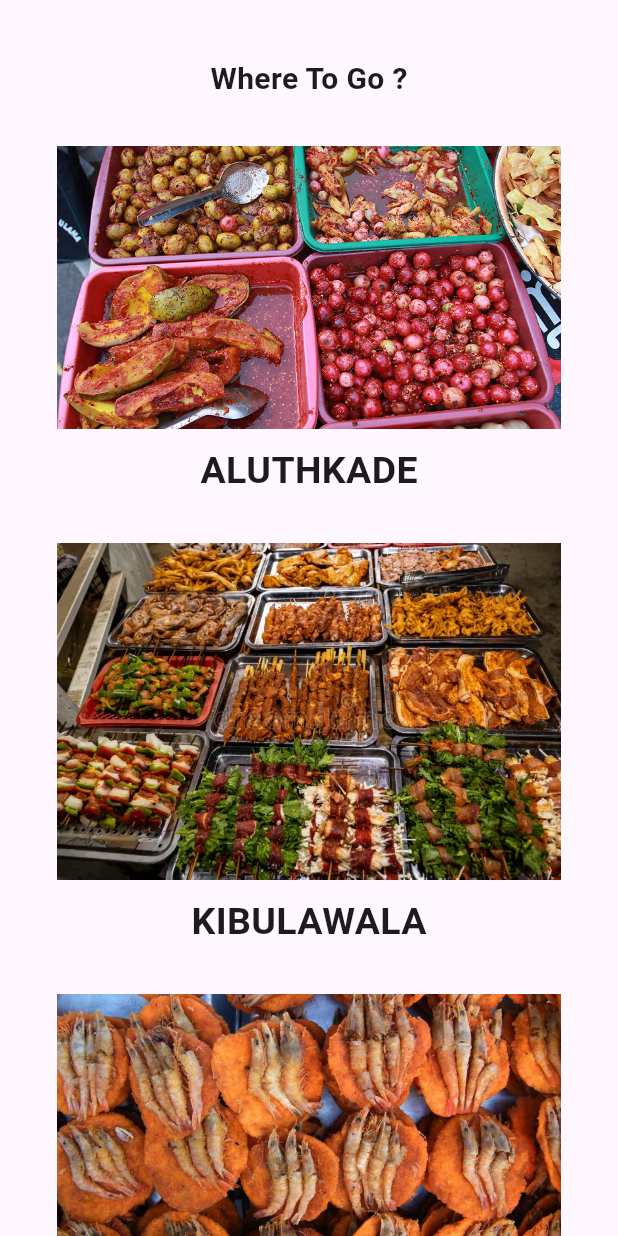
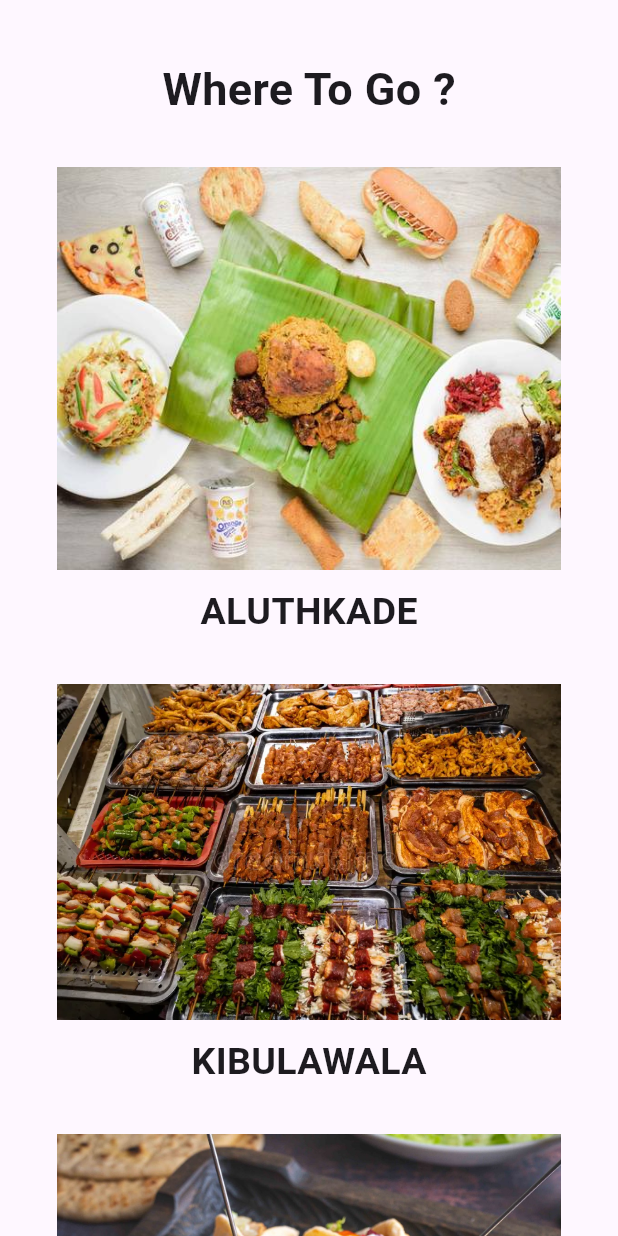
Before and after one commit to sachithrakalani/street-food-project, a Flutter app: the HomePage screen opened directly, on a phone screen of 412 x 824 dp. Run offline on Flutter 3.47's test engine with Material 3 defaults, Android fonts, the phone set to English and light mode, and no system bars; our stand-ins replace cloud_firestore, firebase_auth, firebase_core, flutter_rating_bar, fluttertoast, google_maps_flutter; accounts and stored records are empty.

Commit message:
Add background image and Placeseholder images

```diff
--- a/lib/aluthkadeProfilePage.dart
+++ b/lib/aluthkadeProfilePage.dart
@@ -82,7 +82,7 @@ class _AluthkadeProfilePageState extends State<AluthkadeProfilePage> {
                               leading: const CircleAvatar(
                                 maxRadius: 40,
                                 backgroundImage:
-                                    AssetImage('assets/images/doctor.jpeg'),
+                                    AssetImage('assets/images/back10.jpeg'),
                               ),
                               title:Text(
                                 'Shop Name: $ShopName',
--- a/lib/aluthkadeSingleShopPage.dart
+++ b/lib/aluthkadeSingleShopPage.dart
@@ -2,6 +2,7 @@ import 'package:flutter/material.dart';
 import 'package:cloud_firestore/cloud_firestore.dart';
 import 'package:street_food/addFoodItemsAluthkade.dart';
 import 'package:street_food/addReviewsAluthkade.dart';
+import 'package:street_food/const.dart';
 class AluthkadeSinglePage extends StatefulWidget {
   final Map<String, dynamic> aluthkadeData;
   const AluthkadeSinglePage({Key? key, required this.aluthkadeData}) : super(key: key);
@@ -54,7 +55,7 @@ class _AluthkadeSinglePageState extends State<AluthkadeSinglePage> {
 
     return Scaffold(
       appBar: AppBar(
-        backgroundColor: Colors.yellow,
+        backgroundColor: kBgcolor,
         title: Text('Shop Details'),
       ),
       body: Padding(
@@ -67,7 +68,7 @@ class _AluthkadeSinglePageState extends State<AluthkadeSinglePage> {
                 children: [
                   const CircleAvatar(
                     radius: 130,
-                    backgroundImage: AssetImage('assets/images/pethouse.jpeg'),
+                    backgroundImage: AssetImage('assets/images/back10.jpeg'),
                   ),
                   _buildDetailItem('Shop Name', aluthkadeData['ShopName']),
                   _buildDetailItem('Address', aluthkadeData['Eddress']),
--- a/lib/galleFortProfilePage.dart
+++ b/lib/galleFortProfilePage.dart
@@ -82,7 +82,7 @@ class _GalleFortProfilePageState extends State<GalleFortProfilePage> {
                               leading: const CircleAvatar(
                                 maxRadius: 40,
                                 backgroundImage:
-                                    AssetImage('assets/images/doctor.jpeg'),
+                                    AssetImage('assets/images/back10.jpeg'),
                               ),
                               title:Text(
                                 'Shop Name: $ShopName',
--- a/lib/galleFortSingleShopPage.dart
+++ b/lib/galleFortSingleShopPage.dart
@@ -2,6 +2,7 @@ import 'package:flutter/material.dart';
 import 'package:cloud_firestore/cloud_firestore.dart';
 import 'package:street_food/addFoodItemsGalleFort.dart';
 import 'package:street_food/addReviewsGalleFort.dart';
+import 'package:street_food/const.dart';
 
 class GalleFortSinglePage extends StatefulWidget {
   final Map<String, dynamic> galleFortData;
@@ -55,7 +56,7 @@ class _GalleFortSinglePageState extends State<GalleFortSinglePage> {
 
     return Scaffold(
       appBar: AppBar(
-        backgroundColor: Colors.yellow,
+        backgroundColor: kBgcolor,
         title: Text('Shop Details'),
       ),
       body: Padding(
@@ -68,7 +69,7 @@ class _GalleFortSinglePageState extends State<GalleFortSinglePage> {
                 children: [
                   const CircleAvatar(
                     radius: 130,
-                    backgroundImage: AssetImage('assets/images/pethouse.jpeg'),
+                    backgroundImage: AssetImage('assets/images/back10.jpeg'),
                   ),
                   _buildDetailItem('Bording Name', galleFortData['ShopName']),
                   _buildDetailItem('address', galleFortData['Eddress']),
--- a/lib/homePage.dart
+++ b/lib/homePage.dart
@@ -1,5 +1,6 @@
 import 'package:flutter/material.dart';
 import 'package:street_food/aluthkadeProfilePage.dart';
+import 'package:street_food/const.dart';
 import 'package:street_food/galleFortProfilePage.dart';
 import 'package:street_food/kibulawelaProfilePage.dart';
 
@@ -27,7 +28,7 @@ class _HomePageState extends State<HomePage> {
                       'Where To Go ?',
                       style: TextStyle(
                         fontWeight: FontWeight.bold,
-                        fontSize: 20
+                        fontSize: 30
                       ),
                     ),
                     const SizedBox(height: 30,),
@@ -42,7 +43,7 @@ class _HomePageState extends State<HomePage> {
                           ),
                         );
                       },
-                      child: Image.asset('assets/images/ho2.jpg'),
+                      child: Image.asset('assets/images/back3.jpeg'),
                     ),
                     const SizedBox(height: 10,),
                     const Text(
@@ -84,7 +85,7 @@ class _HomePageState extends State<HomePage> {
                           ),
                         );
                       },
-                      child: Image.asset('assets/images/ho3.jpg'),
+                      child: Image.asset('assets/images/back11.jpeg'),
                     ),
                     const SizedBox(height: 10,),
                     const Text(
@@ -92,7 +93,38 @@ class _HomePageState extends State<HomePage> {
                         fontWeight: FontWeight.bold,
                         fontSize: 25,
                       ),
-                    )
+                    ),
+                    const SizedBox(height: 30,),
+                    const Divider(color:kbappbarcolor),
+                    const SizedBox(height: 20,),
+                    const Text(
+                      'Food Categorys',
+                      style: TextStyle(
+                        fontWeight: FontWeight.bold,
+                        fontSize: 30
+                      ),
+                    ),
+                    const SizedBox(height: 30,),
+                    InkWell(
+                      onTap: () {
+
+                      },
+                      child: Image.asset('assets/images/back14.jpeg'),
+                    ),
+                    const SizedBox(height: 50,),
+                    InkWell(
+                      onTap: () {
+
+                      },
+                      child: Image.asset('assets/images/back13.jpeg',),
+                    ),
+                    const SizedBox(height: 50,),
+                    InkWell(
+                      onTap: () {
+
+                      },
+                      child: Image.asset('assets/images/back12.jpeg'),
+                    ),
                   ],
                 ),
               )
--- a/lib/kibulawelaProfilePage.dart
+++ b/lib/kibulawelaProfilePage.dart
@@ -82,7 +82,7 @@ class _KibulawelaProfilePageState extends State<KibulawelaProfilePage> {
                               leading: const CircleAvatar(
                                 maxRadius: 40,
                                 backgroundImage:
-                                    AssetImage('assets/images/doctor.jpeg'),
+                                    AssetImage('assets/images/back10.jpeg'),
                               ),
                               title:Text(
                                 'Shop Name: $ShopName',
--- a/lib/kibulawelaSingleShopPage.dart
+++ b/lib/kibulawelaSingleShopPage.dart
@@ -2,6 +2,7 @@ import 'package:flutter/material.dart';
 import 'package:cloud_firestore/cloud_firestore.dart';
 import 'package:street_food/addFoodItemsKibulawala.dart';
 import 'package:street_food/addReviewsKibulawala.dart';
+import 'package:street_food/const.dart';
 
 class KibulawalaSinglePage extends StatefulWidget {
   final Map<String, dynamic> kibulawalaData;
@@ -55,7 +56,7 @@ class _KibulawalaSinglePageState extends State<KibulawalaSinglePage> {
 
     return Scaffold(
       appBar: AppBar(
-        backgroundColor: Colors.yellow,
+        backgroundColor: kBgcolor,
         title: Text('Shop Details'),
       ),
       body: Padding(
@@ -68,7 +69,7 @@ class _KibulawalaSinglePageState extends State<KibulawalaSinglePage> {
                 children: [
                   const CircleAvatar(
                     radius: 130,
-                    backgroundImage: AssetImage('assets/images/pethouse.jpeg'),
+                    backgroundImage: AssetImage('assets/images/back10.jpeg'),
                   ),
                   _buildDetailItem('Bording Name', kibulawalaData['ShopName']),
                   _buildDetailItem('address', kibulawalaData['Eddress']),
```
Also changed, not shown: assets/images/back10.jpeg (added), assets/images/back11.jpeg (added), assets/images/back12.jpeg (added), assets/images/back13.jpeg (added), assets/images/back14.jpeg (added), assets/images/back3.jpeg (added), assets/images/back4.jpeg (added), assets/images/back5.jpeg (added), assets/images/back6.jpeg (added), assets/images/back7.jpeg (added), assets/images/back8.jpeg (added), assets/images/back9.jpeg (added).
